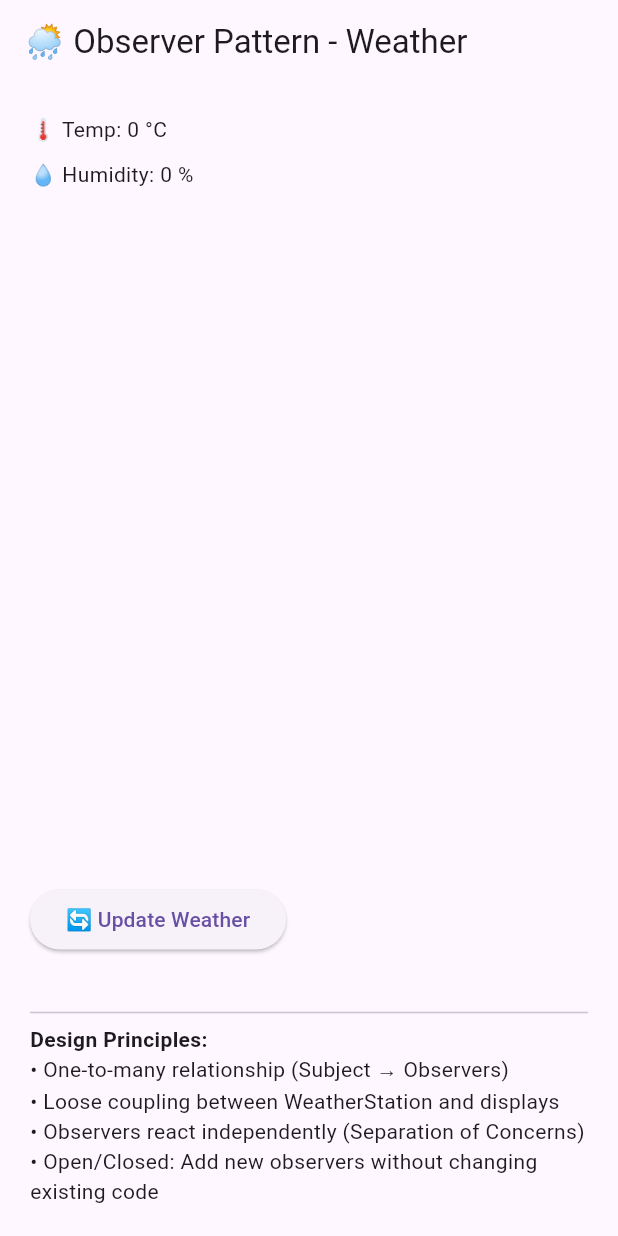
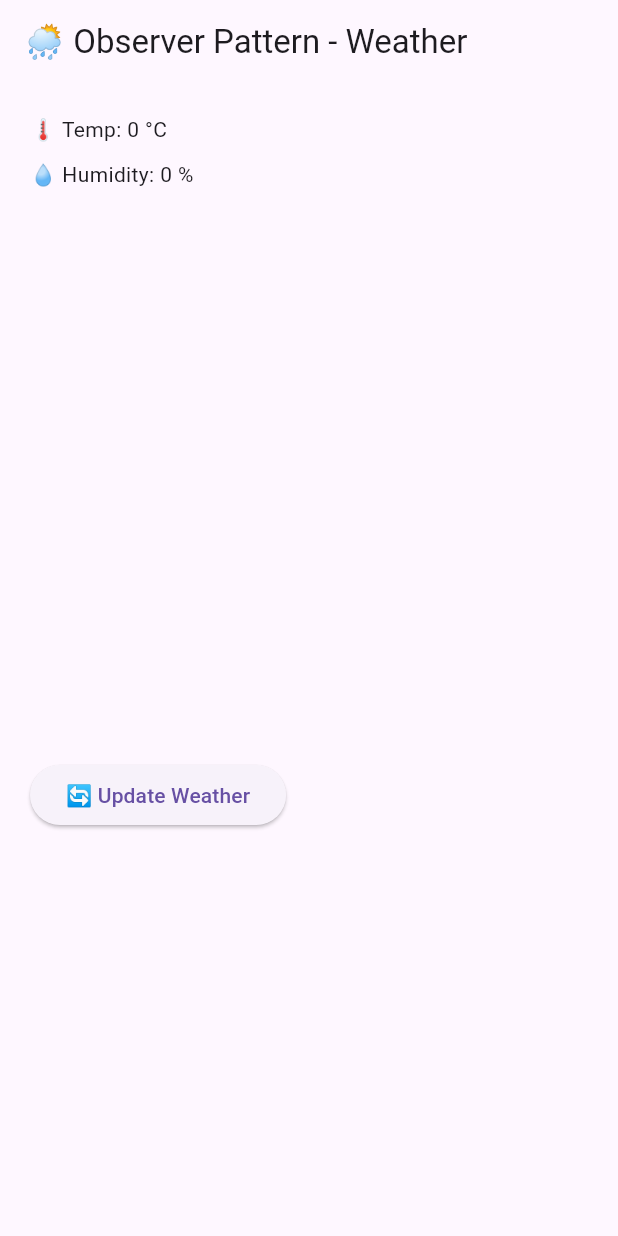
Before and after one commit to abdalrhman7/design-patterns-by-example-dart-flutter, a Flutter app: the WeatherObserverScreen screen opened directly, on a phone screen of 412 x 824 dp. Run offline on Flutter 3.47's test engine with Material 3 defaults, Android fonts, the phone set to English and light mode, and no system bars.

Commit message:
update WeatherObserverScreen

```diff
--- a/lib/behavioral/observer/flutter_examples/main.dart
+++ b/lib/behavioral/observer/flutter_examples/weather_observer/main.dart
@@ -1,4 +1,4 @@
-import 'package:design_patterns_flutter/behavioral/observer/flutter_examples/ui/weather_observer_screen.dart';
+import 'package:design_patterns_flutter/behavioral/observer/flutter_examples/weather_observer/ui/weather_observer_screen.dart';
 import 'package:flutter/material.dart';
 
 void main() {
--- a/lib/behavioral/observer/flutter_examples/ui/weather_observer_screen.dart
+++ b/lib/behavioral/observer/flutter_examples/weather_observer/ui/weather_observer_screen.dart
@@ -1,6 +1,6 @@
 import 'dart:math';
 
-import 'package:design_patterns_flutter/behavioral/observer/flutter_examples/weather_observer.dart';
+import 'package:design_patterns_flutter/behavioral/observer/flutter_examples/weather_observer/weather_observer.dart';
 import 'package:flutter/material.dart';
 
 class WeatherObserverScreen extends StatefulWidget {
@@ -56,16 +56,7 @@
               onPressed: _updateWeather,
               child: const Text('🔄 Update Weather'),
             ),
-            const SizedBox(height: 30),
-            const Divider(),
-            const Text('Design Principles:',
-                style: TextStyle(fontWeight: FontWeight.bold)),
-            const Text('• One-to-many relationship (Subject → Observers)'),
-            const Text('• Loose coupling between WeatherStation and displays'),
-            const Text(
-                '• Observers react independently (Separation of Concerns)'),
-            const Text(
-                '• Open/Closed: Add new observers without changing existing code'),
+            const SizedBox(height: 250),
           ],
         ),
       ),
```
Also changed, not shown: lib/home_page.dart (+2 -5 lines), lib/behavioral/observer/flutter_examples/weather_observer/weather_observer.dart (renamed from lib/behavioral/observer/flutter_examples/weather_observer.dart).
